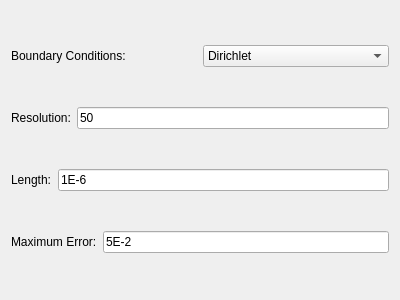
This is option_dialog.ui in siqad/PoisSolvers as Qt 5 draws it before an edit. The edited form follows.
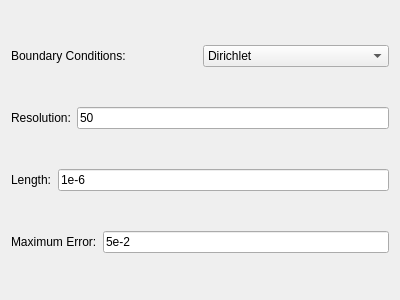
This is the edited form.

Commit message: Change stoi to stod for double type parameters

Diff of the .ui file:
```diff
--- a/option_dialog.ui
+++ b/option_dialog.ui
@@ -74,7 +74,7 @@
      <item>
       <widget class="QLineEdit" name="le_length">
        <property name="text">
-        <string>1E-6</string>
+        <string>1e-6</string>
        </property>
       </widget>
      </item>
@@ -92,7 +92,7 @@
      <item>
       <widget class="QLineEdit" name="le_max_error">
        <property name="text">
-        <string>5E-2</string>
+        <string>5e-2</string>
        </property>
       </widget>
      </item>
```
The commit also changes 1 other file.
